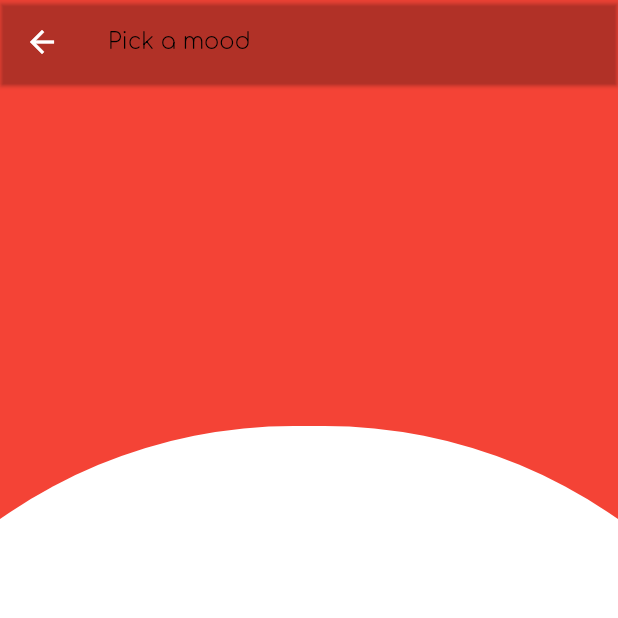
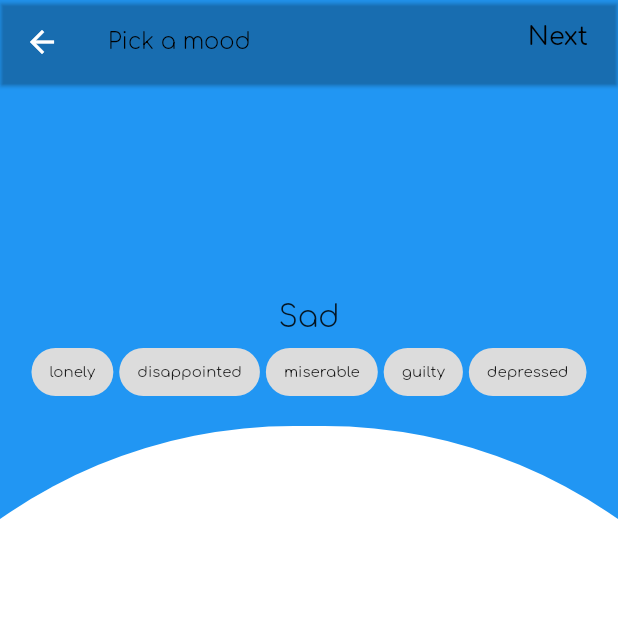
Before and after one commit to AugusteBalz/trial0125, a Flutter app: the EmotionSelectionScreen screen opened by its route, on a phone screen of 412 x 824 dp, the top half of it. Run offline on Flutter 3.47's test engine with Material 2 defaults, Android fonts, the phone set to English and light mode, and no system bars; our stand-ins replace carousel_slider, hive, toggle_switch; accounts and stored records are empty.

Commit message:
advancing in mood seletion list

```diff
--- a/lib/globals/globals.dart
+++ b/lib/globals/globals.dart
@@ -5,22 +5,85 @@ import 'package:trial0106/globals/colors_of_mood.dart';
 import 'package:trial0106/main.dart';
 import 'package:trial0106/models/blueprint_mood.dart';
 import 'package:trial0106/models/mood_entries.dart';
+import 'package:trial0106/models/mood_select.dart';
 import 'package:trial0106/models/moods.dart';
 import 'package:trial0106/models/one_mood.dart';
 import 'package:trial0106/globals/constants_of_mood.dart';
-
 
 int previousIndex = 0; //for theme toggling
 
 ThemeModel currentModel = ThemeModel();
 
 
+MoodSelect joySelection = MoodSelect(moodP: "Joy", color: joyMoodColor, moodS: [
+  "proud",
+  "cheerful",
+  "peaceful",
+  "pleased",
+]);
+MoodSelect angrySelection = MoodSelect(moodP: "Angry", color: angryMoodColor, moodS: [
+  "jealous",
+  "hurt",
+  "furious",
+  "mad",
+  "triggered",
+],);
+MoodSelect sadSelection = MoodSelect(moodP: "Sad", color: sadMoodColor, moodS: [
+
+  "lonely",
+  "disappointed",
+  "miserable",
+  "guilty",
+  "depressed",
+
+],);
+MoodSelect surpriseSelection = MoodSelect(moodP: "Surprise", color: surpriseMoodColor, moodS: [
+
+  "amazed",
+  "confused",
+  "stunned",
+  "shocked",
+
+],);
+MoodSelect loveSelection = MoodSelect(moodP: "Love", color: loveMoodColor, moodS: [
+
+"romantic",
+"sentimental",
+"appreciative",
+
+  ],);
+MoodSelect fearSelection = MoodSelect(moodP: "Fear", color: fearMoodColor, moodS: [
+
+  "scared",
+  "insecure",
+  "helpless",
+  "anxious",
+],);
+
+MoodSelect otherSelection = MoodSelect(moodP: "Other", color: otherMoodColor, moodS: [
+
+  "empty",
+  "shameful",
+],);
+
+
+/*
+
+
+BlueprintMoodSelection selectOther = BlueprintMoodSelection(
+  primaryMood: "Other",
+  color: otherMoodColor,
+  secondaryMoods:
+);
+
+
+ */
+
 
 // Define the default `TextTheme`. Use this to specify the default
 // text styling for headlines, titles, bodies of text, and more.
 
 TextTheme textTextTheme = const TextTheme(
-
   //for appbar
   headline1: TextStyle(fontSize: 27.0, fontWeight: FontWeight.w200),
 
@@ -28,12 +91,10 @@ TextTheme textTextTheme = const TextTheme(
   headline2: TextStyle(fontSize: 15.0, fontWeight: FontWeight.w200),
 
   //for additional appbar things (as "done", "next")
-  headline3:  TextStyle(fontSize: 17.0, fontWeight: FontWeight.w400),
+  headline3: TextStyle(fontSize: 17.0, fontWeight: FontWeight.w400),
 
   //for smallest emotions
   headline6: TextStyle(fontSize: 10.0, fontWeight: FontWeight.w200),
-
-
 
   // for smallest emotions appbar things
   bodyText1: TextStyle(fontSize: 10.0, fontWeight: FontWeight.w400),
@@ -41,12 +102,9 @@ TextTheme textTextTheme = const TextTheme(
   //for bigger sub-emotions
   bodyText2: TextStyle(fontSize: 20.0, fontWeight: FontWeight.w200),
 
-
   //for the date
-  subtitle1: TextStyle(fontWeight: FontWeight.bold,
-      fontSize: 12,
-      color: Colors.blueGrey),
-
+  subtitle1: TextStyle(
+      fontWeight: FontWeight.bold, fontSize: 12, color: Colors.blueGrey),
 );
 
 List<String> displayMoods = [
@@ -71,8 +129,6 @@ List<String> displayMoods = [
 
   //-------
 
-
-
   //JOY
 
   "proud",
@@ -80,13 +136,11 @@ List<String> displayMoods = [
   "peaceful",
   "pleased",
 
-
   //SURPRISE
   "amazed",
   "confused",
   "stunned",
   "shocked",
-
 
   //SAD
 
@@ -96,12 +150,10 @@ List<String> displayMoods = [
   "guilty",
   "depressed",
 
-
   //OTHER
 
   "empty",
   "shameful",
-
 ];
 
 List<String> selectedDisplayMoods = [];
@@ -131,18 +183,16 @@ Map<String, BlueprintMood> nameToBlueprint = {
 
   //JOY
 
-  "proud" : wholeList.PROUD,
-  "cheerful" : wholeList.CHEERFUL,
-  "peaceful" : wholeList.PEACEFUL,
-  "pleased" : wholeList.PLEASED,
-
+  "proud": wholeList.PROUD,
+  "cheerful": wholeList.CHEERFUL,
+  "peaceful": wholeList.PEACEFUL,
+  "pleased": wholeList.PLEASED,
 
   //SURPRISE
   "amazed": wholeList.AMAZED,
   "confused": wholeList.CONFUSED,
   "stunned": wholeList.STUNNED,
   "shocked": wholeList.SHOCKED,
-
 
   //SAD
 
@@ -152,32 +202,23 @@ Map<String, BlueprintMood> nameToBlueprint = {
   "guilty": wholeList.GUILTY,
   "depressed": wholeList.DEPRESSED,
 
-
   //OTHER
 
   "empty": wholeList.EMPTY,
   "shameful": wholeList.SHAMEFUL,
-
-
 };
 
-Map<PrimaryMoods, Color>  primaryColors= {
-
-  PrimaryMoods.Joy : joyMoodColor,
-  PrimaryMoods.Angry : angryMoodColor,
-  PrimaryMoods.Fearful : fearMoodColor,
-  PrimaryMoods.Love : loveMoodColor,
-  PrimaryMoods.Sad : sadMoodColor,
-  PrimaryMoods.Surprise : surpriseMoodColor,
-  PrimaryMoods.Other : otherMoodColor,
-
-
+Map<PrimaryMoods, Color> primaryColors = {
+  PrimaryMoods.Joy: joyMoodColor,
+  PrimaryMoods.Angry: angryMoodColor,
+  PrimaryMoods.Fearful: fearMoodColor,
+  PrimaryMoods.Love: loveMoodColor,
+  PrimaryMoods.Sad: sadMoodColor,
+  PrimaryMoods.Surprise: surpriseMoodColor,
+  PrimaryMoods.Other: otherMoodColor,
 };
 
-final List<MoodEntry> moodEntryList = [
-
-];
-
+final List<MoodEntry> moodEntryList = [];
 
 final List<MoodEntry> moodEntryList2 = [
   MoodEntry(
@@ -218,6 +259,11 @@ final List<MoodEntry> moodEntryList2 = [
   ),
 ];
 
-OneMood oneSubEmotion = OneMood(moodPrimary: PrimaryMoods.Love, moodSecondary: SecondaryMoods.joy_Proud, strength: 0, color: Colors.grey);
+OneMood oneSubEmotion = OneMood(
+    moodPrimary: PrimaryMoods.Love,
+    moodSecondary: SecondaryMoods.joy_Proud,
+    strength: 0,
+    color: Colors.grey);
 
-MoodEntry oneEntry = MoodEntry(id: "a1", dateTime: DateTime.now(), eachMood: []);
+MoodEntry oneEntry =
+MoodEntry(id: "a1", dateTime: DateTime.now(), eachMood: []);
--- /dev/null
+++ b/lib/models/mood_select.dart
@@ -0,0 +1,21 @@
+
+
+import 'package:flutter/cupertino.dart';
+import 'package:trial0106/globals/colors_of_mood.dart';
+
+class MoodSelect{
+
+  String moodP;
+  Color color;
+  List<String> moodS;
+
+  MoodSelect({
+    required this.moodP,
+    required this.color,
+    required this.moodS,
+
+
+});
+
+
+}
--- /dev/null
+++ b/lib/models/widget_for_mood_display.dart
@@ -0,0 +1,56 @@
+import 'package:flutter/material.dart';
+import 'package:trial0106/models/mood_select.dart';
+import 'package:trial0106/widgets/mood/display_multi_selection.dart';
+
+class WidgetForMoodDisplay extends StatelessWidget {
+  final MoodSelect newMood;
+
+  const WidgetForMoodDisplay({Key? key, required this.newMood})
+      : super(key: key);
+
+  @override
+  Widget build(BuildContext context) {
+    return Container(
+      color: newMood.color,
+      //Colors.deepOrangeAccent,//widget.selectEmotion.color,
+      child: Stack(children: [
+
+        Align(
+          alignment: Alignment.bottomCenter,
+          child: Transform.scale(
+            scale: 1.7,
+            child: Container(
+              height: 400,
+              decoration: BoxDecoration(
+                  color: Colors.white,
+                  borderRadius: BorderRadius.circular(200)),
+            ),
+          ),
+        ),
+
+
+        Column(
+          children: [
+
+
+
+
+            Container(
+                margin: EdgeInsets.only(top: 200),
+                child: Center(child: Text(newMood.moodP))),
+
+
+
+            Container(
+
+              child: DisplayMultiSelection(items: newMood.moodS),
+            ),
+
+          ],
+        ),
+
+
+      ]),
+    );
+  }
+}
--- a/lib/widgets/mood/display_multi_selection.dart
+++ b/lib/widgets/mood/display_multi_selection.dart
@@ -6,7 +6,10 @@ import 'package:trial0106/widgets/mood/multi_select_chip2.dart';
 
 
 class DisplayMultiSelection extends StatefulWidget {
-  const DisplayMultiSelection({Key? key}) : super(key: key);
+
+  final List<String> items;
+
+  const DisplayMultiSelection({Key? key, required this.items}) : super(key: key);
 
   @override
   _DisplayMultiSelectionState createState() => _DisplayMultiSelectionState();
@@ -16,7 +19,7 @@ class _DisplayMultiSelectionState extends State<DisplayMultiSelection> {
   @override
   Widget build(BuildContext context) {
     return MultiSelectChip(
-      displayMoods,
+      widget.items,
       onSelectionChanged: (selectedList) {
         setState(() {
 
--- a/lib/widgets/mood/emotion_selection_screen.dart
+++ b/lib/widgets/mood/emotion_selection_screen.dart
@@ -1,6 +1,13 @@
 import 'package:flutter/material.dart';
+import 'package:trial0106/globals/globals.dart';
+import 'package:trial0106/models/blueprint_mood.dart';
+import 'package:trial0106/models/mood_entries.dart';
+import 'package:trial0106/models/moods.dart';
+import 'package:trial0106/models/one_mood.dart';
 
 import 'dart:math';
+
+import 'package:trial0106/models/widget_for_mood_display.dart';
 
 class EmotionSelectionScreen extends StatefulWidget {
   const EmotionSelectionScreen({Key? key}) : super(key: key);
@@ -15,50 +22,35 @@ class _EmotionSelectionScreenState extends State<EmotionSelectionScreen> {
 
   final colors = ["Red", "Green", "Yellow", "Black", "Pink"];
 
-  final displayWidgets = [
+  final List<dynamic> displayWidgets = [
+
+    WidgetForMoodDisplay(newMood: sadSelection),
+
     Container(
-      color: Colors.red,
-      child: Align(
-        alignment: Alignment.bottomCenter,
-        child: Transform.scale(
-          scale: 1.7,
-          child: Container(
-            height: 400,
-            decoration: BoxDecoration(
-                color: Colors.white, borderRadius: BorderRadius.circular(200)),
-          ),
-        ),
-      ),
+      child: WidgetForMoodDisplay(newMood: joySelection),
     ),
-    Container(
-      color: Colors.amber,
-      child: Align(
-        alignment: Alignment.bottomCenter,
-        child: Transform.scale(
-          scale: 1.7,
-          child: Container(
-            height: 400,
-            decoration: BoxDecoration(
-                color: Colors.white, borderRadius: BorderRadius.circular(200)),
-          ),
-        ),
-      ),
-    ),
-    Container(
-      color: Colors.green,
-      child: Align(
-        alignment: Alignment.bottomCenter,
-        child: Transform.scale(
-          scale: 1.7,
-          child: Container(
-            height: 400,
-            decoration: BoxDecoration(
-                color: Colors.white, borderRadius: BorderRadius.circular(200)),
-          ),
-        ),
-      ),
-    ),
+
+    WidgetForMoodDisplay(newMood: surpriseSelection),
+    WidgetForMoodDisplay(newMood: fearSelection),
+    WidgetForMoodDisplay(newMood: angrySelection),
+    WidgetForMoodDisplay(newMood: loveSelection),
+    WidgetForMoodDisplay(newMood: otherSelection),
+
+    /*
+    WidgetForMoodDisplay(selectEmotion: selectJoy),
+    WidgetForMoodDisplay(selectEmotion: selectSurprise),
+    WidgetForMoodDisplay(selectEmotion: selectFearful),
+    WidgetForMoodDisplay(selectEmotion: selectAngry),
+    WidgetForMoodDisplay(selectEmotion: selectLove),
+    WidgetForMoodDisplay(selectEmotion: selectOther),
+
+     */
+
+
+
   ];
+
+
 
   double? currentPage = 0;
 
@@ -73,6 +65,51 @@ class _EmotionSelectionScreenState extends State<EmotionSelectionScreen> {
     super.initState();
   }
 
+  void _addNewMoodEntry() {
+    //default blueprint
+
+    BlueprintMood? temporaryMood = defaultBlueprint;
+
+    final MoodEntry newEntry =
+
+    //TODO: fix that ids would be calculated dynamically
+    MoodEntry(id: "k1", dateTime: DateTime.now(), eachMood: []);
+
+    oneEntry = newEntry;
+
+    setState(() {
+      for (String emotion in selectedDisplayMoods) {
+
+
+        if (nameToBlueprint.containsKey(emotion)) {
+
+          temporaryMood = nameToBlueprint[emotion];
+          oneEntry.eachMood.add(
+            OneMood(
+              moodPrimary: temporaryMood!.moodPrimary,
+              moodSecondary: temporaryMood!.moodSecondary,
+              strength: 0,
+              color: temporaryMood!.color,
+            ),
+          );
+        }
+
+        else {
+
+          //add one new mood
+          oneEntry.eachMood.add( OneMood(
+              moodPrimary: PrimaryMoods.Joy,
+              moodSecondary: SecondaryMoods.joy_Proud,
+              strength: 10,
+              color: Colors.yellow));
+        }
+
+
+      }
+
+    });
+  }
+
   @override
   Widget build(BuildContext context) {
     return Scaffold(
@@ -81,13 +118,34 @@ class _EmotionSelectionScreenState extends State<EmotionSelectionScreen> {
         title:
             Text("Pick a mood", style: Theme.of(context).textTheme.headline2),
         backgroundColor: Colors.transparent,
+
+        actions: <Widget>[
+          Padding(
+              padding: const EdgeInsets.only(right: 20.0, top: 15),
+              child: GestureDetector(
+                onTap: () {
+
+                  _addNewMoodEntry();
+                  Navigator.pushNamed(context, "/logmood2");
+                },
+                child: Text(
+                  "Next",
+                  style: Theme.of(context).textTheme.headline3,
+                ),
+              )
+          ),
+        ],
       ),
+
+
       body: PageView.builder(
         scrollDirection: Axis.horizontal,
         controller: controller,
-        itemCount: displayWidgets.length,
+       // itemCount: displayWidgets.length,
         itemBuilder: (context, index) {
-          return displayWidgets[index];
+
+
+          return displayWidgets[index % (displayWidgets.length)];
           /*
 
 
--- a/lib/widgets/mood/log_mood_screen_one.dart
+++ b/lib/widgets/mood/log_mood_screen_one.dart
@@ -96,7 +96,7 @@ class _LogMoodScreenOneState extends State<LogMoodScreenOne> {
       body: Center(
         child: Column(
           children: const [
-            DisplayMultiSelection(),
+           // DisplayMultiSelection(),
           ],
         ),
       ),
--- a/lib/widgets/mood/slider_widget.dart
+++ b/lib/widgets/mood/slider_widget.dart
@@ -1,6 +1,6 @@
 import 'package:flutter/material.dart';
 import 'package:trial0106/models/one_mood.dart';
-import 'custom_slider_thumb_circle.dart';
+import '../../models/custom_slider_thumb_circle.dart';
 
 class SliderWidget extends StatefulWidget {
   final double sliderHeight;
```
Also changed, not shown: lib/models/custom_slider_thumb_circle.dart (renamed from lib/widgets/mood/custom_slider_thumb_circle.dart).
